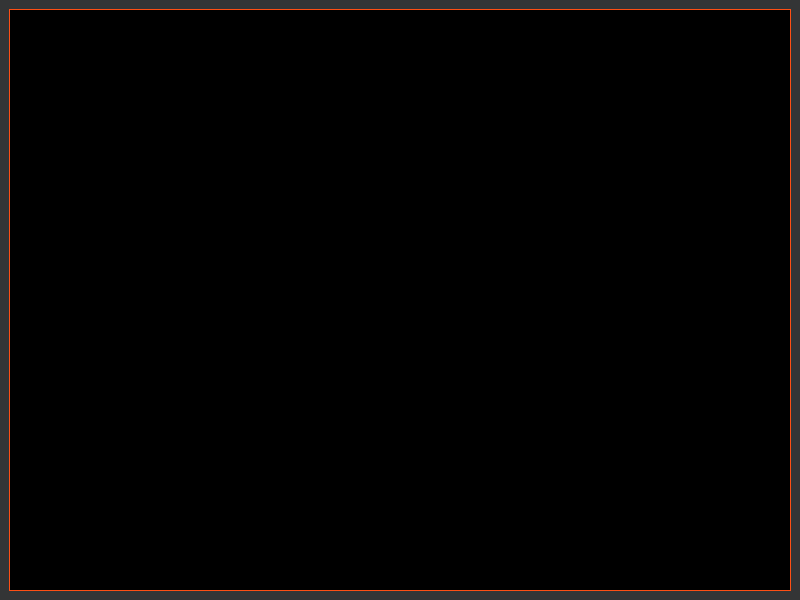
Qt form 2 course/comp_graphics/graph_lab_2/mainwindow.ui (Manerton/labs-se) before a commit.
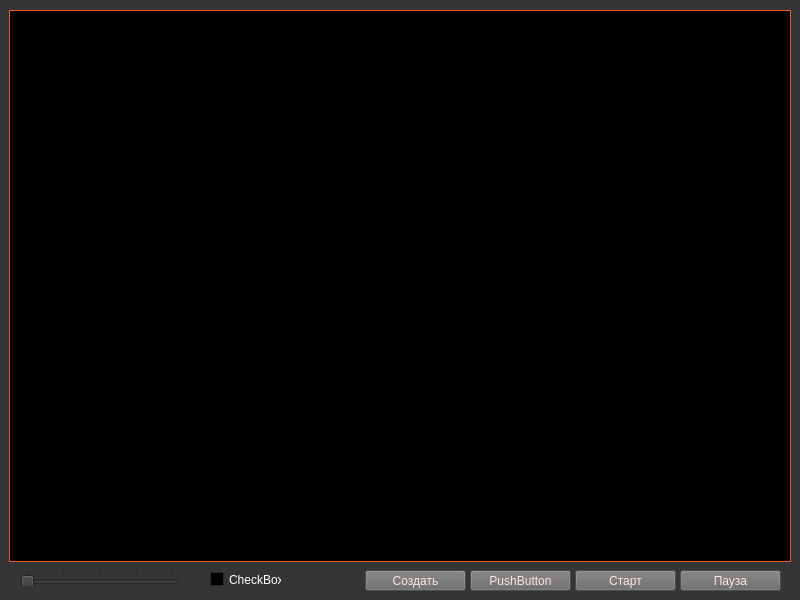
The same form after that commit.

```diff
--- a/2 course/comp_graphics/graph_lab_2/mainwindow.ui
+++ b/2 course/comp_graphics/graph_lab_2/mainwindow.ui
@@ -459,9 +459,15 @@
    <property name="autoFillBackground">
     <bool>true</bool>
    </property>
-   <layout class="QHBoxLayout" name="horizontalLayout">
-    <item>
      <widget class="QFrame" name="frame">
+    <property name="geometry">
+     <rect>
+      <x>9</x>
+      <y>10</y>
+      <width>782</width>
+      <height>552</height>
+     </rect>
+    </property>
       <property name="palette">
        <palette>
         <active>
@@ -788,8 +794,368 @@
        <number>1</number>
       </property>
      </widget>
-    </item>
-   </layout>
+   <widget class="QPushButton" name="pushButton_pause">
+    <property name="geometry">
+     <rect>
+      <x>680</x>
+      <y>570</y>
+      <width>101</width>
+      <height>21</height>
+     </rect>
+    </property>
+    <property name="autoFillBackground">
+     <bool>false</bool>
+    </property>
+    <property name="styleSheet">
+     <string notr="true">color: rgb(255, 230, 224);
+background-color: rgb(104, 104, 104);</string>
+    </property>
+    <property name="text">
+     <string>Пауза</string>
+    </property>
+   </widget>
+   <widget class="QPushButton" name="pushButton_start">
+    <property name="geometry">
+     <rect>
+      <x>575</x>
+      <y>570</y>
+      <width>101</width>
+      <height>21</height>
+     </rect>
+    </property>
+    <property name="palette">
+     <palette>
+      <active>
+       <colorrole role="WindowText">
+        <brush brushstyle="SolidPattern">
+         <color alpha="255">
+          <red>255</red>
+          <green>230</green>
+          <blue>224</blue>
+         </color>
+        </brush>
+       </colorrole>
+       <colorrole role="Button">
+        <brush brushstyle="SolidPattern">
+         <color alpha="255">
+          <red>104</red>
+          <green>104</green>
+          <blue>104</blue>
+         </color>
+        </brush>
+       </colorrole>
+       <colorrole role="Text">
+        <brush brushstyle="SolidPattern">
+         <color alpha="255">
+          <red>255</red>
+          <green>230</green>
+          <blue>224</blue>
+         </color>
+        </brush>
+       </colorrole>
+       <colorrole role="BrightText">
+        <brush brushstyle="SolidPattern">
+         <color alpha="255">
+          <red>255</red>
+          <green>255</green>
+          <blue>255</blue>
+         </color>
+        </brush>
+       </colorrole>
+       <colorrole role="ButtonText">
+        <brush brushstyle="SolidPattern">
+         <color alpha="255">
+          <red>255</red>
+          <green>230</green>
+          <blue>224</blue>
+         </color>
+        </brush>
+       </colorrole>
+       <colorrole role="Base">
+        <brush brushstyle="SolidPattern">
+         <color alpha="255">
+          <red>104</red>
+          <green>104</green>
+          <blue>104</blue>
+         </color>
+        </brush>
+       </colorrole>
+       <colorrole role="Window">
+        <brush brushstyle="SolidPattern">
+         <color alpha="255">
+          <red>104</red>
+          <green>104</green>
+          <blue>104</blue>
+         </color>
+        </brush>
+       </colorrole>
+       <colorrole role="PlaceholderText">
+        <brush brushstyle="NoBrush">
+         <color alpha="128">
+          <red>255</red>
+          <green>230</green>
+          <blue>224</blue>
+         </color>
+        </brush>
+       </colorrole>
+      </active>
+      <inactive>
+       <colorrole role="WindowText">
+        <brush brushstyle="SolidPattern">
+         <color alpha="255">
+          <red>255</red>
+          <green>230</green>
+          <blue>224</blue>
+         </color>
+        </brush>
+       </colorrole>
+       <colorrole role="Button">
+        <brush brushstyle="SolidPattern">
+         <color alpha="255">
+          <red>104</red>
+          <green>104</green>
+          <blue>104</blue>
+         </color>
+        </brush>
+       </colorrole>
+       <colorrole role="Text">
+        <brush brushstyle="SolidPattern">
+         <color alpha="255">
+          <red>255</red>
+          <green>230</green>
+          <blue>224</blue>
+         </color>
+        </brush>
+       </colorrole>
+       <colorrole role="BrightText">
+        <brush brushstyle="SolidPattern">
+         <color alpha="255">
+          <red>255</red>
+          <green>255</green>
+          <blue>255</blue>
+         </color>
+        </brush>
+       </colorrole>
+       <colorrole role="ButtonText">
+        <brush brushstyle="SolidPattern">
+         <color alpha="255">
+          <red>255</red>
+          <green>230</green>
+          <blue>224</blue>
+         </color>
+        </brush>
+       </colorrole>
+       <colorrole role="Base">
+        <brush brushstyle="SolidPattern">
+         <color alpha="255">
+          <red>104</red>
+          <green>104</green>
+          <blue>104</blue>
+         </color>
+        </brush>
+       </colorrole>
+       <colorrole role="Window">
+        <brush brushstyle="SolidPattern">
+         <color alpha="255">
+          <red>104</red>
+          <green>104</green>
+          <blue>104</blue>
+         </color>
+        </brush>
+       </colorrole>
+       <colorrole role="PlaceholderText">
+        <brush brushstyle="NoBrush">
+         <color alpha="128">
+          <red>255</red>
+          <green>230</green>
+          <blue>224</blue>
+         </color>
+        </brush>
+       </colorrole>
+      </inactive>
+      <disabled>
+       <colorrole role="WindowText">
+        <brush brushstyle="SolidPattern">
+         <color alpha="255">
+          <red>255</red>
+          <green>230</green>
+          <blue>224</blue>
+         </color>
+        </brush>
+       </colorrole>
+       <colorrole role="Button">
+        <brush brushstyle="SolidPattern">
+         <color alpha="255">
+          <red>104</red>
+          <green>104</green>
+          <blue>104</blue>
+         </color>
+        </brush>
+       </colorrole>
+       <colorrole role="Text">
+        <brush brushstyle="SolidPattern">
+         <color alpha="255">
+          <red>255</red>
+          <green>230</green>
+          <blue>224</blue>
+         </color>
+        </brush>
+       </colorrole>
+       <colorrole role="BrightText">
+        <brush brushstyle="SolidPattern">
+         <color alpha="255">
+          <red>255</red>
+          <green>255</green>
+          <blue>255</blue>
+         </color>
+        </brush>
+       </colorrole>
+       <colorrole role="ButtonText">
+        <brush brushstyle="SolidPattern">
+         <color alpha="255">
+          <red>255</red>
+          <green>230</green>
+          <blue>224</blue>
+         </color>
+        </brush>
+       </colorrole>
+       <colorrole role="Base">
+        <brush brushstyle="SolidPattern">
+         <color alpha="255">
+          <red>104</red>
+          <green>104</green>
+          <blue>104</blue>
+         </color>
+        </brush>
+       </colorrole>
+       <colorrole role="Window">
+        <brush brushstyle="SolidPattern">
+         <color alpha="255">
+          <red>104</red>
+          <green>104</green>
+          <blue>104</blue>
+         </color>
+        </brush>
+       </colorrole>
+       <colorrole role="PlaceholderText">
+        <brush brushstyle="NoBrush">
+         <color alpha="128">
+          <red>255</red>
+          <green>230</green>
+          <blue>224</blue>
+         </color>
+        </brush>
+       </colorrole>
+      </disabled>
+     </palette>
+    </property>
+    <property name="autoFillBackground">
+     <bool>false</bool>
+    </property>
+    <property name="styleSheet">
+     <string notr="true">color: rgb(255, 230, 224);
+background-color: rgb(104, 104, 104);</string>
+    </property>
+    <property name="text">
+     <string>Старт</string>
+    </property>
+    <property name="checkable">
+     <bool>false</bool>
+    </property>
+    <property name="autoDefault">
+     <bool>false</bool>
+    </property>
+    <property name="default">
+     <bool>false</bool>
+    </property>
+    <property name="flat">
+     <bool>false</bool>
+    </property>
+   </widget>
+   <widget class="QSlider" name="horizontalSlider">
+    <property name="geometry">
+     <rect>
+      <x>20</x>
+      <y>570</y>
+      <width>160</width>
+      <height>16</height>
+     </rect>
+    </property>
+    <property name="autoFillBackground">
+     <bool>false</bool>
+    </property>
+    <property name="minimum">
+     <number>1</number>
+    </property>
+    <property name="maximum">
+     <number>5</number>
+    </property>
+    <property name="pageStep">
+     <number>1</number>
+    </property>
+    <property name="orientation">
+     <enum>Qt::Horizontal</enum>
+    </property>
+    <property name="tickPosition">
+     <enum>QSlider::TicksAbove</enum>
+    </property>
+    <property name="tickInterval">
+     <number>1</number>
+    </property>
+   </widget>
+   <widget class="QPushButton" name="pushButton_3">
+    <property name="geometry">
+     <rect>
+      <x>470</x>
+      <y>570</y>
+      <width>101</width>
+      <height>21</height>
+     </rect>
+    </property>
+    <property name="autoFillBackground">
+     <bool>false</bool>
+    </property>
+    <property name="styleSheet">
+     <string notr="true">color: rgb(255, 230, 224);
+background-color: rgb(104, 104, 104);</string>
+    </property>
+    <property name="text">
+     <string>PushButton</string>
+    </property>
+   </widget>
+   <widget class="QCheckBox" name="checkBox">
+    <property name="geometry">
+     <rect>
+      <x>210</x>
+      <y>570</y>
+      <width>72</width>
+      <height>19</height>
+     </rect>
+    </property>
+    <property name="text">
+     <string>CheckBox</string>
+    </property>
+   </widget>
+   <widget class="QPushButton" name="pushButton_create">
+    <property name="geometry">
+     <rect>
+      <x>365</x>
+      <y>570</y>
+      <width>101</width>
+      <height>21</height>
+     </rect>
+    </property>
+    <property name="autoFillBackground">
+     <bool>false</bool>
+    </property>
+    <property name="styleSheet">
+     <string notr="true">color: rgb(255, 230, 224);
+background-color: rgb(104, 104, 104);</string>
+    </property>
+    <property name="text">
+     <string>Создать</string>
+    </property>
+   </widget>
   </widget>
  </widget>
  <resources/>
```
Lines whose indentation alone changed are shown as unchanged.
